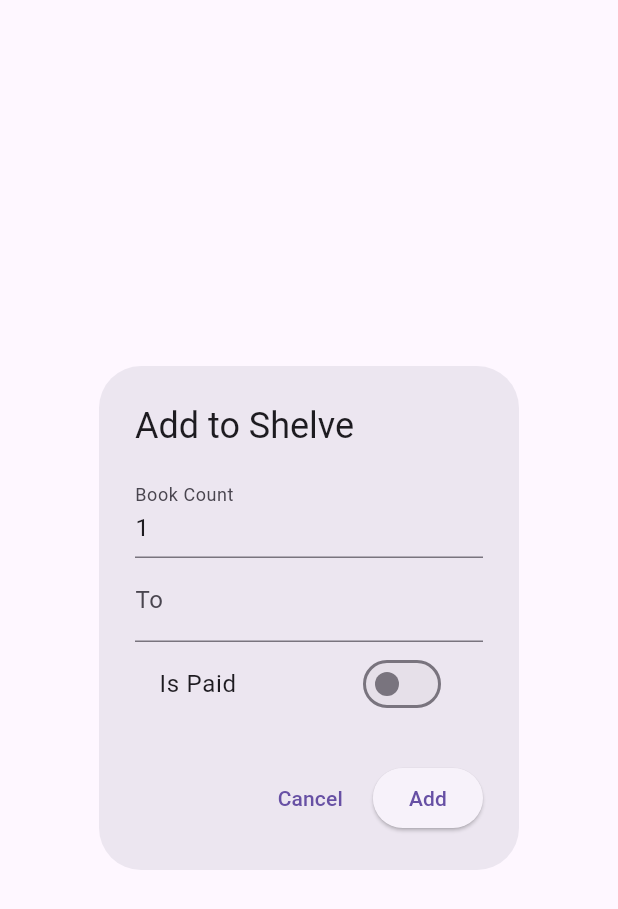
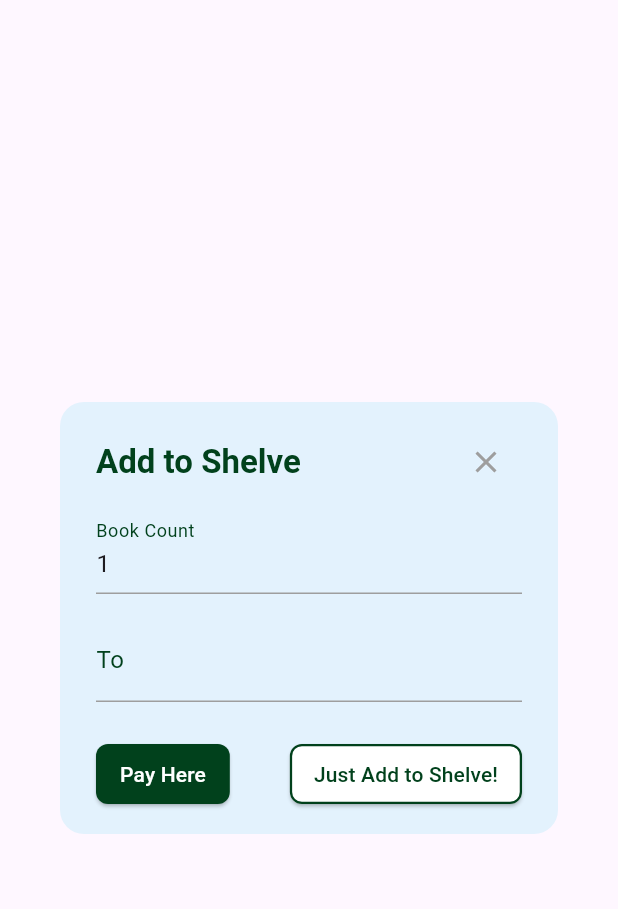
Before and after one commit to solomon-winner/brana, a Flutter app: the ShelveDialog widget shown alone on an empty page, opened directly with empty values, on a phone screen of 412 x 824 dp. Shown: the top 909 px of the screen. Run offline on Flutter 3.47's test engine with Material 3 defaults, Android fonts, the phone set to English and light mode, and no system bars; our stand-ins replace cookie_jar, curved_navigation_bar, dio, dio_cookie_manager, flutter_riverpod, flutter_secure_storage and 2 more; accounts and stored records are empty; network calls fail.

Commit message:
...the show addShelve dialog component...

```diff
--- a/lib/components/details/bookDetail.dart
+++ b/lib/components/details/bookDetail.dart
@@ -3,6 +3,8 @@ import 'package:flutter/material.dart';
 import 'package:brana/utils/stars.dart';
 import 'package:flutter_riverpod/flutter_riverpod.dart';
 import '../../providers/books/book_provider.dart';
+import '../../providers/collection/collection_provider.dart';
+import 'shelve_dialog.dart';
 
 class BookDetail extends ConsumerWidget {
  final String bookId;
@@ -164,7 +166,27 @@ class BookDetail extends ConsumerWidget {
                 ),
                 SizedBox(width: 10,),
               FilledButton(
-                onPressed: () {},
+                onPressed: () {
+                      showDialog(
+                        context: context,
+                        builder: (_) => ShelveDialog(
+                          onSubmit: (bookCount, to, isPaid) {
+                            final notifier = ref.read(collectionNotifierProvider.notifier);
+                            notifier.addShelveList(
+                              bookId: bookId,
+                              bookCount: bookCount,
+                              to: to,
+                              isPaid: isPaid,
+                              title: book.title,
+                              img: book.img,
+                              author: book.author,
+                              price: book.price,
+                            );
+                          },
+                        ),
+                      );
+                    },
+
                 style: FilledButton.styleFrom(
                   backgroundColor: BranaColor.WhiteColor,
                   foregroundColor: BranaColor.BookTitleColor,
--- a/lib/components/details/shelve_Dialog.dart
+++ b/lib/components/details/shelve_Dialog.dart
@@ -14,20 +14,66 @@ class _ShelveDialogState extends ConsumerState<ShelveDialog> {
   final _formKey = GlobalKey<FormState>();
   int _bookCount = 1;
   String _to = '';
-  bool _isPaid = false;
+
+  void _submit({required bool isPaid}) {
+    if (_formKey.currentState?.validate() ?? false) {
+      _formKey.currentState?.save();
+      widget.onSubmit(_bookCount, _to, isPaid);
+      Navigator.of(context).pop();
+    }
+  }
 
   @override
   Widget build(BuildContext context) {
-    return AlertDialog(
-      title: Text("Add to Shelve"),
-      content: Form(
-        key: _formKey,
+    final theme = Theme.of(context);
+
+    return Dialog(
+      backgroundColor: const Color(0xFFE3F2FD), // Light blue
+      shape: RoundedRectangleBorder(
+        borderRadius: BorderRadius.circular(16),
+      ),
+      child: Padding(
+        padding: const EdgeInsets.fromLTRB(24, 16, 24, 16),
         child: Column(
           mainAxisSize: MainAxisSize.min,
           children: [
+            /// Top bar with title and cancel button (X)
+            Row(
+              mainAxisAlignment: MainAxisAlignment.spaceBetween,
+              children: [
+                Text(
+                  "Add to Shelve",
+                  style: theme.textTheme.titleLarge?.copyWith(
+                    color: const Color(0xFF01411C),
+                    fontWeight: FontWeight.bold,
+                  ),
+                ),
+                IconButton(
+                  icon: const Icon(Icons.close, color: Colors.grey),
+                  onPressed: () => Navigator.of(context).pop(),
+                ),
+              ],
+            ),
+
+            const SizedBox(height: 8),
+
+            /// Form Fields
+            Form(
+              key: _formKey,
+              child: Column(
+                children: [
                   TextFormField(
                     initialValue: '1',
-              decoration: InputDecoration(labelText: 'Book Count'),
+                    decoration: InputDecoration(
+                      labelText: 'Book Count',
+                      labelStyle: const TextStyle(color: Color(0xFF01411C)),
+                      focusedBorder: UnderlineInputBorder(
+                        borderSide: BorderSide(color: Colors.grey.shade700),
+                      ),
+                      enabledBorder: UnderlineInputBorder(
+                        borderSide: BorderSide(color: Colors.grey.shade500),
+                      ),
+                    ),
                     keyboardType: TextInputType.number,
                     validator: (value) {
                       final num = int.tryParse(value ?? '');
@@ -40,40 +86,68 @@ class _ShelveDialogState extends ConsumerState<ShelveDialog> {
                       _bookCount = int.parse(value!);
                     },
                   ),
+                  const SizedBox(height: 16),
                   TextFormField(
-              decoration: InputDecoration(labelText: 'To'),
+                    decoration: InputDecoration(
+                      labelText: 'To',
+                      labelStyle: const TextStyle(color: Color(0xFF01411C)),
+                      focusedBorder: UnderlineInputBorder(
+                        borderSide: BorderSide(color: Colors.grey.shade700),
+                      ),
+                      enabledBorder: UnderlineInputBorder(
+                        borderSide: BorderSide(color: Colors.grey.shade500),
+                      ),
+                    ),
                     onSaved: (value) {
                       _to = value ?? '';
                     },
                   ),
-            SwitchListTile(
-              value: _isPaid,
-              onChanged: (val) {
-                setState(() {
-                  _isPaid = val;
-                });
-              },
-              title: Text("Is Paid"),
+                ],
+              ),
+            ),
+
+            const SizedBox(height: 24),
+
+            /// Buttons Row
+            Row(
+              mainAxisAlignment: MainAxisAlignment.spaceBetween,
+              children: [
+                ElevatedButton(
+                  onPressed: () => _submit(isPaid: true),
+                  style: ElevatedButton.styleFrom(
+                    backgroundColor: const Color(0xFF01411C),
+                    shape: RoundedRectangleBorder(
+                      borderRadius: BorderRadius.circular(8),
+                    ),
+                    padding: const EdgeInsets.symmetric(
+                        horizontal: 16, vertical: 10),
+                  ),
+                  child: const Text(
+                    "Pay Here",
+                    style: TextStyle(color: Colors.white),
+                  ),
+                ),
+                ElevatedButton(
+                  onPressed: () => _submit(isPaid: false),
+                  style: ElevatedButton.styleFrom(
+                    backgroundColor: Colors.white,
+                    shape: RoundedRectangleBorder(
+                      borderRadius: BorderRadius.circular(8),
+                      side: const BorderSide(color: Color(0xFF01411C), width: 1.5),
+                    ),
+                    padding: const EdgeInsets.symmetric(
+                        horizontal: 16, vertical: 10),
+                  ),
+                  child: const Text(
+                    "Just Add to Shelve!",
+                    style: TextStyle(color: Color(0xFF01411C)),
+                  ),
+                ),
+              ],
             ),
           ],
         ),
       ),
-      actions: [
-        TextButton(
-          onPressed: () => Navigator.of(context).pop(),
-          child: Text("Cancel"),
-        ),
-        ElevatedButton(
-          onPressed: () {
-            if (_formKey.currentState?.validate() ?? false) {
-              _formKey.currentState?.save();
-              widget.onSubmit(_bookCount, _to, _isPaid);
-              Navigator.of(context).pop();
-            }
-          },
-          child: Text("Add"),
-        ),
-      ],
     );
   }
 }
```
Lines whose indentation alone changed are shown as unchanged.
